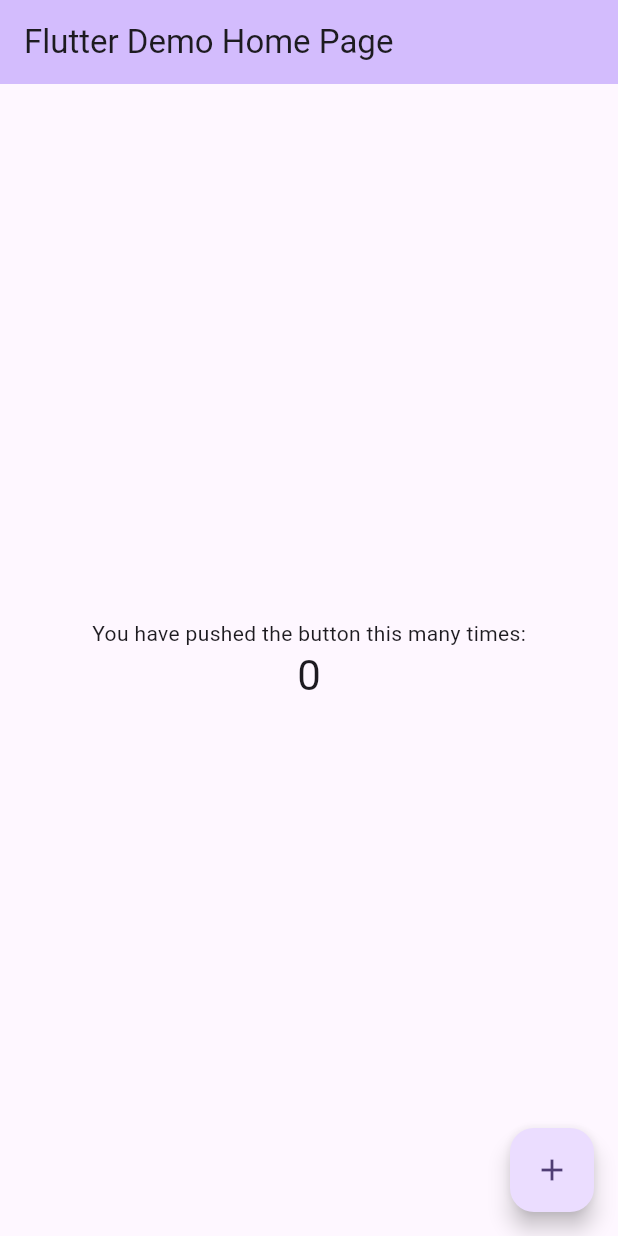
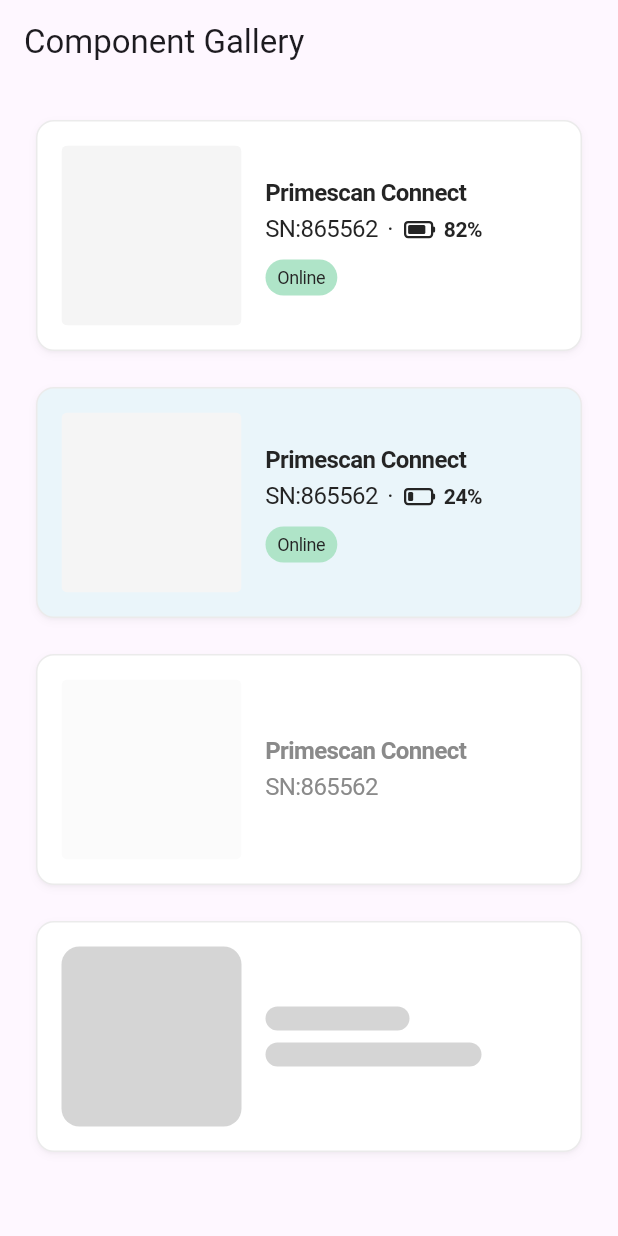
Before and after one commit to ds-thomasja/overarching, a Flutter app: the screen it shows after launch, on a phone screen of 412 x 824 dp. Run offline on Flutter 3.47's test engine with Material 3 defaults, Android fonts, the phone set to English and light mode, and no system bars.

Commit message:
Migrate device_card component into lib/
Relocate device_card.dart from the non-source components/ folder into
lib/components/, and wire it into a ComponentGalleryPage in main.dart
so it can be tested locally in Chrome.

```diff
--- /dev/null
+++ b/lib/components/device_card/device_card.dart
@@ -0,0 +1,512 @@
+import 'package:flutter/material.dart';
+
+/// A selectable card summarizing a connected device: thumbnail, name,
+/// serial/status line, optional battery level, and an "Online" tag.
+///
+/// Hover, pressed, and keyboard-focus visuals are derived from real user
+/// input (mouse/keyboard) rather than exposed as a `state` parameter, so the
+/// widget behaves correctly under actual interaction instead of a fixed
+/// enum a caller could set inconsistently with real input.
+class DeviceCard extends StatefulWidget {
+  const DeviceCard({
+    super.key,
+    required this.name,
+    this.subline,
+    this.thumbnail,
+    this.batteryPercent,
+    this.showOnlineTag = true,
+    this.selected = false,
+    this.enabled = true,
+    this.isLoading = false,
+    this.onTap,
+    this.width = 438,
+  });
+
+  /// Primary device name/title.
+  final String name;
+
+  /// Secondary line, e.g. a serial number ("SN:865562").
+  final String? subline;
+
+  /// Widget rendered in the 120x120 thumbnail slot. Falls back to a plain
+  /// placeholder box when omitted.
+  final Widget? thumbnail;
+
+  /// Battery level 0-100. The battery icon/percentage is hidden when null.
+  final int? batteryPercent;
+
+  /// Whether to show the built-in "Online" status tag.
+  final bool showOnlineTag;
+
+  final bool selected;
+  final bool enabled;
+
+  /// Shows skeleton placeholders instead of content and disables
+  /// interaction while true.
+  final bool isLoading;
+
+  /// Card is non-interactive (no hover/press/focus visuals) when null.
+  final VoidCallback? onTap;
+
+  final double width;
+
+  @override
+  State<DeviceCard> createState() => _DeviceCardState();
+}
+
+enum _CardVisualState { standard, hovered, pressed, focused, disabled }
+
+class _DeviceCardState extends State<DeviceCard> with SingleTickerProviderStateMixin {
+  bool _hovered = false;
+  bool _pressed = false;
+  bool _focused = false;
+
+  late final AnimationController _skeletonController;
+  late final Animation<Color?> _skeletonColor;
+
+  @override
+  void initState() {
+    super.initState();
+    _skeletonController = AnimationController(vsync: this, duration: _skeletonPulseDuration);
+    _skeletonColor = ColorTween(begin: _surfaceSkeleton, end: _surfaceSkeletonPulse)
+        .animate(CurvedAnimation(parent: _skeletonController, curve: Curves.easeInOut));
+    if (widget.isLoading) _skeletonController.repeat(reverse: true);
+  }
+
+  @override
+  void didUpdateWidget(DeviceCard oldWidget) {
+    super.didUpdateWidget(oldWidget);
+    if (widget.isLoading == oldWidget.isLoading) return;
+    if (widget.isLoading) {
+      _skeletonController.repeat(reverse: true);
+    } else {
+      _skeletonController.stop();
+    }
+  }
+
+  @override
+  void dispose() {
+    _skeletonController.dispose();
+    super.dispose();
+  }
+
+  bool get _interactive =>
+      widget.enabled && !widget.isLoading && widget.onTap != null;
+
+  _CardVisualState get _visualState {
+    if (!widget.enabled) return _CardVisualState.disabled;
+    if (!_interactive) return _CardVisualState.standard;
+    if (_pressed) return _CardVisualState.pressed;
+    if (_hovered) return _CardVisualState.hovered;
+    if (_focused) return _CardVisualState.focused;
+    return _CardVisualState.standard;
+  }
+
+  @override
+  Widget build(BuildContext context) {
+    final state = widget.isLoading ? _CardVisualState.standard : _visualState;
+
+    Widget card = Container(
+      width: widget.width,
+      padding: const EdgeInsets.all(_spacingM),
+      decoration: _decorationFor(state),
+      child: widget.isLoading ? _buildSkeleton() : _buildContent(state),
+    );
+
+    if (_interactive) {
+      card = Semantics(
+        button: true,
+        enabled: widget.enabled,
+        selected: widget.selected,
+        child: MouseRegion(
+          cursor: SystemMouseCursors.click,
+          onEnter: (_) => setState(() => _hovered = true),
+          onExit: (_) => setState(() => _hovered = false),
+          child: Focus(
+            onFocusChange: (focused) => setState(() => _focused = focused),
+            child: GestureDetector(
+              onTap: widget.onTap,
+              onTapDown: (_) => setState(() => _pressed = true),
+              onTapCancel: () => setState(() => _pressed = false),
+              onTapUp: (_) => setState(() => _pressed = false),
+              child: card,
+            ),
+          ),
+        ),
+      );
+    }
+
+    return card;
+  }
+
+  BoxDecoration _decorationFor(_CardVisualState state) {
+    return BoxDecoration(
+      color: _backgroundColor(widget.selected, state),
+      borderRadius: BorderRadius.circular(_radiusStandard),
+      border: Border.fromBorderSide(_borderSideFor(state)),
+      boxShadow: _cardShadow,
+    );
+  }
+
+  Widget _buildContent(_CardVisualState state) {
+    final disabled = state == _CardVisualState.disabled;
+    final textColor = disabled ? _textDisabled : _textStandard;
+
+    return Row(
+      crossAxisAlignment: CrossAxisAlignment.center,
+      children: [
+        Opacity(
+          opacity: disabled ? _disabledOpacity : 1,
+          child: ClipRRect(
+            borderRadius: BorderRadius.circular(_radiusSmall),
+            child: SizedBox(
+              width: 120,
+              height: 120,
+              child: widget.thumbnail ?? const ColoredBox(color: _surfaceSubdued),
+            ),
+          ),
+        ),
+        const SizedBox(width: _spacingM),
+        Expanded(
+          child: Column(
+            crossAxisAlignment: CrossAxisAlignment.start,
+            mainAxisSize: MainAxisSize.min,
+            children: [
+              Text(
+                widget.name,
+                maxLines: 1,
+                overflow: TextOverflow.ellipsis,
+                style: _textBaseStrong.copyWith(color: textColor),
+              ),
+              _SublineRow(
+                subline: widget.subline,
+                batteryPercent: widget.batteryPercent,
+                textColor: textColor,
+                disabled: disabled,
+              ),
+              if (widget.showOnlineTag)
+                const Padding(
+                  padding: EdgeInsets.only(top: _spacingXs),
+                  child: _StatusTag(label: 'Online'),
+                ),
+            ],
+          ),
+        ),
+      ],
+    );
+  }
+
+  Widget _buildSkeleton() {
+    return AnimatedBuilder(
+      animation: _skeletonColor,
+      builder: (context, child) {
+        final color = _skeletonColor.value ?? _surfaceSkeleton;
+        return Row(
+          crossAxisAlignment: CrossAxisAlignment.center,
+          children: [
+            _SkeletonBox(width: 120, height: 120, color: color),
+            const SizedBox(width: _spacingM),
+            Expanded(
+              child: Column(
+                mainAxisSize: MainAxisSize.min,
+                crossAxisAlignment: CrossAxisAlignment.start,
+                children: [
+                  SizedBox(
+                    height: 24,
+                    child: Align(alignment: Alignment.centerLeft, child: _SkeletonPill(width: 96, color: color)),
+                  ),
+                  SizedBox(
+                    height: 24,
+                    child: Align(alignment: Alignment.centerLeft, child: _SkeletonPill(width: 144, color: color)),
+                  ),
+                ],
+              ),
+            ),
+          ],
+        );
+      },
+    );
+  }
+}
+
+Color _backgroundColor(bool selected, _CardVisualState state) {
+  switch (state) {
+    case _CardVisualState.hovered:
+      return selected ? _surfaceSelectedHovered : _surfaceHovered;
+    case _CardVisualState.pressed:
+      return selected ? _surfaceSelectedPressed : _surfacePressed;
+    case _CardVisualState.focused:
+    case _CardVisualState.disabled:
+    case _CardVisualState.standard:
+      return selected ? _surfaceSelectedStandard : _surfaceStandard;
+  }
+}
+
+BorderSide _borderSideFor(_CardVisualState state) {
+  if (state == _CardVisualState.focused) {
+    return const BorderSide(color: _borderFocused, width: _borderWidthFocus);
+  }
+  return const BorderSide(color: _borderSubdued, width: _borderWidthStandard);
+}
+
+/// Renders the subline and battery indicator on one line when they fit.
+///
+/// When the subline is too long to share a line with the battery indicator,
+/// the subline truncates to its own full-width line and the battery
+/// indicator drops to a second line without the "·" divider, matching the
+/// Figma overflow variant (node 5104:20550).
+class _SublineRow extends StatelessWidget {
+  const _SublineRow({
+    required this.subline,
+    required this.batteryPercent,
+    required this.textColor,
+    required this.disabled,
+  });
+
+  final String? subline;
+  final int? batteryPercent;
+  final Color textColor;
+  final bool disabled;
+
+  @override
+  Widget build(BuildContext context) {
+    if (subline == null && batteryPercent == null) return const SizedBox.shrink();
+
+    final sublineStyle = _textBase.copyWith(color: textColor);
+    final batteryTextStyle = _textSmStrong.copyWith(color: _textStandard);
+
+    if (subline == null) {
+      return _BatteryGroup(percent: batteryPercent!, textStyle: batteryTextStyle, disabled: disabled);
+    }
+
+    if (batteryPercent == null) {
+      return Text(subline!, maxLines: 1, overflow: TextOverflow.ellipsis, style: sublineStyle);
+    }
+
+    return LayoutBuilder(
+      builder: (context, constraints) {
+        const dotWidth = 16.0;
+        final batteryWidth = _textWidth('$batteryPercent%', batteryTextStyle) + 24 + 4;
+        final sublineWidth = _textWidth(subline!, sublineStyle);
+        final fitsOnOneLine = sublineWidth + dotWidth + batteryWidth <= constraints.maxWidth;
+
+        if (fitsOnOneLine) {
+          return Row(
+            mainAxisSize: MainAxisSize.min,
+            children: [
+              Flexible(child: Text(subline!, maxLines: 1, overflow: TextOverflow.ellipsis, style: sublineStyle)),
+              SizedBox(
+                width: dotWidth,
+                child: Text('·', textAlign: TextAlign.center, style: sublineStyle),
+              ),
+              _BatteryGroup(percent: batteryPercent!, textStyle: batteryTextStyle, disabled: disabled),
+            ],
+          );
+        }
+
+        return Column(
+          crossAxisAlignment: CrossAxisAlignment.start,
+          mainAxisSize: MainAxisSize.min,
+          children: [
+            Text(subline!, maxLines: 1, overflow: TextOverflow.ellipsis, style: sublineStyle),
+            _BatteryGroup(percent: batteryPercent!, textStyle: batteryTextStyle, disabled: disabled),
+          ],
+        );
+      },
+    );
+  }
+}
+
+double _textWidth(String text, TextStyle style) {
+  final painter = TextPainter(
+    text: TextSpan(text: text, style: style),
+    maxLines: 1,
+    textDirection: TextDirection.ltr,
+  )..layout();
+  return painter.width;
+}
+
+class _BatteryGroup extends StatelessWidget {
+  const _BatteryGroup({required this.percent, required this.textStyle, required this.disabled});
+
+  final int percent;
+  final TextStyle textStyle;
+  final bool disabled;
+
+  @override
+  Widget build(BuildContext context) {
+    return Opacity(
+      opacity: disabled ? _disabledOpacity : 1,
+      child: Row(
+        mainAxisSize: MainAxisSize.min,
+        children: [
+          _BatteryIcon(percent: percent),
+          const SizedBox(width: 4),
+          Text('$percent%', style: textStyle),
+        ],
+      ),
+    );
+  }
+}
+
+class _StatusTag extends StatelessWidget {
+  const _StatusTag({required this.label});
+
+  final String label;
+
+  @override
+  Widget build(BuildContext context) {
+    return Container(
+      padding: const EdgeInsets.symmetric(horizontal: _spacingXs, vertical: _spacingXxs),
+      decoration: BoxDecoration(color: _surfaceSuccess, borderRadius: BorderRadius.circular(_radiusPill)),
+      child: Text(label, style: _textXs.copyWith(color: _textStandard)),
+    );
+  }
+}
+
+class _SkeletonBox extends StatelessWidget {
+  const _SkeletonBox({required this.width, required this.height, required this.color});
+
+  final double width;
+  final double height;
+  final Color color;
+
+  @override
+  Widget build(BuildContext context) {
+    return Container(
+      width: width,
+      height: height,
+      decoration: BoxDecoration(color: color, borderRadius: BorderRadius.circular(_radiusStandard)),
+    );
+  }
+}
+
+class _SkeletonPill extends StatelessWidget {
+  const _SkeletonPill({required this.width, required this.color});
+
+  final double width;
+  final Color color;
+
+  @override
+  Widget build(BuildContext context) {
+    return Container(
+      width: width,
+      height: 16,
+      decoration: BoxDecoration(color: color, borderRadius: BorderRadius.circular(_radiusPill)),
+    );
+  }
+}
+
+/// Simple drawn battery glyph filled proportionally to [percent].
+///
+/// The Figma design only exports a "Battery-High" icon asset (no
+/// low/medium variants), so the level is redrawn programmatically here
+/// rather than swapping between exported assets.
+class _BatteryIcon extends StatelessWidget {
+  const _BatteryIcon({required this.percent});
+
+  final int percent;
+
+  @override
+  Widget build(BuildContext context) {
+    return SizedBox(
+      width: 24,
+      height: 24,
+      child: CustomPaint(painter: _BatteryPainter(percent: percent.clamp(0, 100))),
+    );
+  }
+}
+
+class _BatteryPainter extends CustomPainter {
+  _BatteryPainter({required this.percent});
+
+  final int percent;
+
+  static const _bodyWidth = 18.0;
+  static const _bodyHeight = 10.0;
+  static const _capWidth = 2.0;
+  static const _capHeight = 4.0;
+
+  @override
+  void paint(Canvas canvas, Size size) {
+    final left = (size.width - _bodyWidth - _capWidth) / 2;
+    final top = (size.height - _bodyHeight) / 2;
+
+    final outline = Paint()
+      ..color = _textStandard
+      ..style = PaintingStyle.stroke
+      ..strokeWidth = 1.5;
+    final fill = Paint()
+      ..color = _textStandard
+      ..style = PaintingStyle.fill;
+
+    canvas.drawRRect(
+      RRect.fromRectAndRadius(Rect.fromLTWH(left, top, _bodyWidth, _bodyHeight), const Radius.circular(2)),
+      outline,
+    );
+    canvas.drawRRect(
+      RRect.fromRectAndRadius(
+        Rect.fromLTWH(left + _bodyWidth, top + (_bodyHeight - _capHeight) / 2, _capWidth, _capHeight),
+        const Radius.circular(1),
+      ),
+      fill,
+    );
+
+    final fillWidth = (_bodyWidth - 4) * (percent / 100);
+    if (fillWidth > 0) {
+      canvas.drawRRect(
+        RRect.fromRectAndRadius(
+          Rect.fromLTWH(left + 2, top + 2, fillWidth, _bodyHeight - 4),
+          const Radius.circular(1),
+        ),
+        fill,
+      );
+    }
+  }
+
+  @override
+  bool shouldRepaint(covariant _BatteryPainter oldDelegate) => oldDelegate.percent != percent;
+}
+
+// Design tokens (from Figma "Equipment-Components" file, node 4837:19131).
+const double _radiusStandard = 12;
+const double _radiusSmall = 4;
+const double _radiusPill = 999;
+const double _spacingM = 16;
+const double _spacingXs = 8;
+const double _spacingXxs = 4;
+const double _borderWidthStandard = 1;
+const double _borderWidthFocus = 2;
+const double _disabledOpacity = 0.4;
+const Duration _skeletonPulseDuration = Duration(milliseconds: 1000);
+
+const Color _surfaceStandard = Color(0xFFFFFFFF);
+const Color _surfaceHovered = Color(0xFFEBEBEB);
+const Color _surfacePressed = Color(0xFFD7D7D7);
+const Color _surfaceSubdued = Color(0xFFF5F5F5);
+const Color _surfaceSkeleton = Color(0xFFD7D7D7);
+const Color _surfaceSkeletonPulse = Color(0xFFBDBDBD);
+const Color _surfaceSelectedStandard = Color(0xFFEAF5FA);
+const Color _surfaceSelectedHovered = Color(0xFFD5EBF6);
+const Color _surfaceSelectedPressed = Color(0xFFA8D5EB);
+const Color _surfaceSuccess = Color(0xFFAFE4C8);
+const Color _borderSubdued = Color(0xFFEBEBEB);
+const Color _borderFocused = Color(0xFF71A2FE);
+const Color _textStandard = Color(0xFF242424);
+const Color _textDisabled = Color(0xFF8A8A8A);
+
+// Figma uses "Be Vietnam Pro"; not bundled here, so text falls back to the
+// surrounding Theme's font family.
+const TextStyle _textBaseStrong =
+    TextStyle(fontSize: 16, height: 24 / 16, fontWeight: FontWeight.w600, letterSpacing: -0.4);
+const TextStyle _textBase =
+    TextStyle(fontSize: 16, height: 24 / 16, fontWeight: FontWeight.w400, letterSpacing: -0.4);
+const TextStyle _textSmStrong =
+    TextStyle(fontSize: 14, height: 20 / 14, fontWeight: FontWeight.w600, letterSpacing: -0.35);
+const TextStyle _textXs =
+    TextStyle(fontSize: 12, height: 16 / 12, fontWeight: FontWeight.w400, letterSpacing: -0.3);
+
+const List<BoxShadow> _cardShadow = [
+  BoxShadow(color: Color(0x05000000), offset: Offset(0, 1), blurRadius: 0.5),
+  BoxShadow(color: Color(0x0A000000), offset: Offset(0, 2), blurRadius: 4),
+];
--- a/lib/main.dart
+++ b/lib/main.dart
@@ -1,122 +1,63 @@
 import 'package:flutter/material.dart';
 
+import 'components/device_card/device_card.dart';
+
 void main() {
-  runApp(const MyApp());
+  runApp(const ComponentPreviewApp());
 }
 
-class MyApp extends StatelessWidget {
-  const MyApp({super.key});
+class ComponentPreviewApp extends StatelessWidget {
+  const ComponentPreviewApp({super.key});
 
-  // This widget is the root of your application.
   @override
   Widget build(BuildContext context) {
     return MaterialApp(
-      title: 'Flutter Demo',
-      theme: ThemeData(
-        // This is the theme of your application.
-        //
-        // TRY THIS: Try running your application with "flutter run". You'll see
-        // the application has a purple toolbar. Then, without quitting the app,
-        // try changing the seedColor in the colorScheme below to Colors.green
-        // and then invoke "hot reload" (save your changes or press the "hot
-        // reload" button in a Flutter-supported IDE, or press "r" if you used
-        // the command line to start the app).
-        //
-        // Notice that the counter didn't reset back to zero; the application
-        // state is not lost during the reload. To reset the state, use hot
-        // restart instead.
-        //
-        // This works for code too, not just values: Most code changes can be
-        // tested with just a hot reload.
-        colorScheme: .fromSeed(seedColor: Colors.deepPurple),
-      ),
-      home: const MyHomePage(title: 'Flutter Demo Home Page'),
+      title: 'Overarching Component Preview',
+      theme: ThemeData(colorScheme: ColorScheme.fromSeed(seedColor: Colors.deepPurple)),
+      home: const ComponentGalleryPage(),
     );
   }
 }
 
-class MyHomePage extends StatefulWidget {
-  const MyHomePage({super.key, required this.title});
-
-  // This widget is the home page of your application. It is stateful, meaning
-  // that it has a State object (defined below) that contains fields that affect
-  // how it looks.
-
-  // This class is the configuration for the state. It holds the values (in this
-  // case the title) provided by the parent (in this case the App widget) and
-  // used by the build method of the State. Fields in a Widget subclass are
-  // always marked "final".
-
-  final String title;
-
-  @override
-  State<MyHomePage> createState() => _MyHomePageState();
-}
-
-class _MyHomePageState extends State<MyHomePage> {
-  int _counter = 0;
-
-  void _incrementCounter() {
-    setState(() {
-      // This call to setState tells the Flutter framework that something has
-      // changed in this State, which causes it to rerun the build method below
-      // so that the display can reflect the updated values. If we changed
-      // _counter without calling setState(), then the build method would not be
-      // called again, and so nothing would appear to happen.
-      _counter++;
-    });
-  }
+class ComponentGalleryPage extends StatelessWidget {
+  const ComponentGalleryPage({super.key});
 
   @override
   Widget build(BuildContext context) {
-    // This method is rerun every time setState is called, for instance as done
-    // by the _incrementCounter method above.
-    //
-    // The Flutter framework has been optimized to make rerunning build methods
-    // fast, so that you can just rebuild anything that needs updating rather
-    // than having to individually change instances of widgets.
     return Scaffold(
-      appBar: AppBar(
-        // TRY THIS: Try changing the color here to a specific color (to
-        // Colors.amber, perhaps?) and trigger a hot reload to see the AppBar
-        // change color while the other colors stay the same.
-        backgroundColor: Theme.of(context).colorScheme.inversePrimary,
-        // Here we take the value from the MyHomePage object that was created by
-        // the App.build method, and use it to set our appbar title.
-        title: Text(widget.title),
-      ),
-      body: Center(
-        // Center is a layout widget. It takes a single child and positions it
-        // in the middle of the parent.
-        child: Column(
-          // Column is also a layout widget. It takes a list of children and
-          // arranges them vertically. By default, it sizes itself to fit its
-          // children horizontally, and tries to be as tall as its parent.
-          //
-          // Column has various properties to control how it sizes itself and
-          // how it positions its children. Here we use mainAxisAlignment to
-          // center the children vertically; the main axis here is the vertical
-          // axis because Columns are vertical (the cross axis would be
-          // horizontal).
-          //
-          // TRY THIS: Invoke "debug painting" (choose the "Toggle Debug Paint"
-          // action in the IDE, or press "p" in the console), to see the
-          // wireframe for each widget.
-          mainAxisAlignment: .center,
+      appBar: AppBar(title: const Text('Component Gallery')),
+      body: SingleChildScrollView(
+        padding: const EdgeInsets.all(24),
+        child: Wrap(
+          spacing: 24,
+          runSpacing: 24,
           children: [
-            const Text('You have pushed the button this many times:'),
-            Text(
-              '$_counter',
-              style: Theme.of(context).textTheme.headlineMedium,
+            DeviceCard(
+              name: 'Primescan Connect',
+              subline: 'SN:865562',
+              batteryPercent: 82,
+              onTap: () {},
+            ),
+            DeviceCard(
+              name: 'Primescan Connect',
+              subline: 'SN:865562',
+              batteryPercent: 24,
+              selected: true,
+              onTap: () {},
+            ),
+            const DeviceCard(
+              name: 'Primescan Connect',
+              subline: 'SN:865562',
+              showOnlineTag: false,
+              enabled: false,
+            ),
+            const DeviceCard(
+              name: 'Loading device',
+              isLoading: true,
             ),
           ],
         ),
       ),
-      floatingActionButton: FloatingActionButton(
-        onPressed: _incrementCounter,
-        tooltip: 'Increment',
-        child: const Icon(Icons.add),
-      ),
     );
   }
 }
```
Also changed, not shown: 2 other files.
